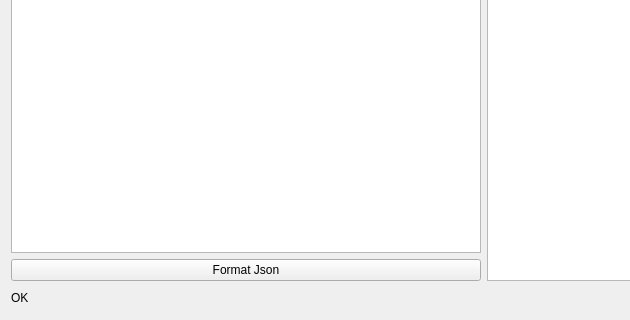
Old version of the form src/ui/w_JsonEditor.ui in the repository darsvador/qvssr; both pictures show x 0 to 630 and y 252 to 572 of the 889 by 572 pixel window.
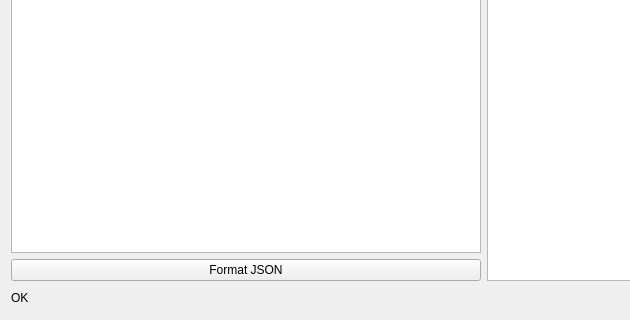
New version of the form.

Diff of the .ui file:
```diff
--- a/src/ui/w_JsonEditor.ui
+++ b/src/ui/w_JsonEditor.ui
@@ -50,7 +50,7 @@
    <item row="2" column="0">
     <widget class="QPushButton" name="formatJsonBtn">
      <property name="text">
-      <string>Format Json</string>
+      <string>Format JSON</string>
      </property>
     </widget>
    </item>
```
